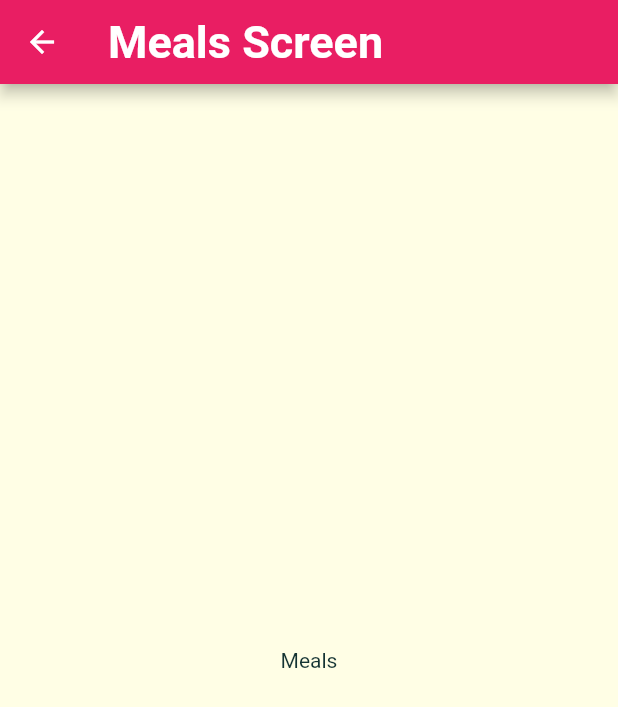
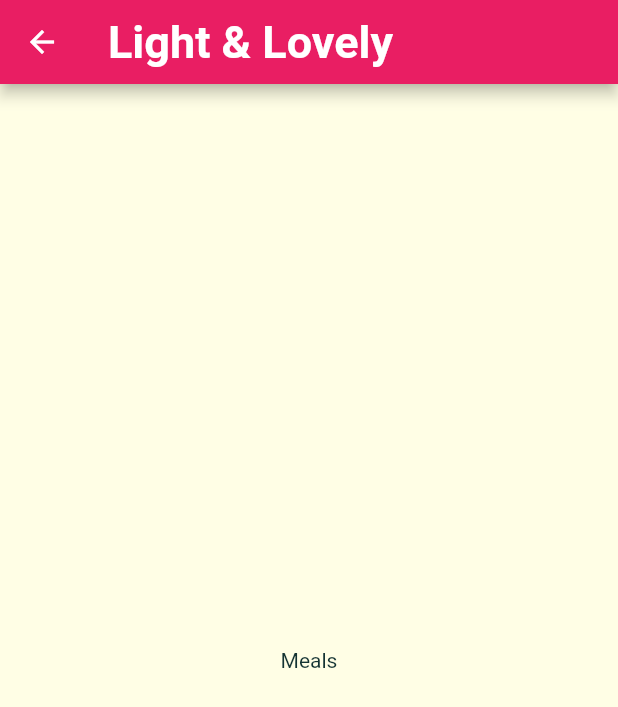
Before and after one commit to AmanPant777/meals_app, a Flutter app: the screen it shows after launch, after a tap on "Light & Lovely", on a phone screen of 412 x 824 dp. Shown: the top 707 px of the screen. Run offline on Flutter 3.47's test engine with Material 2 defaults, Android fonts, the phone set to English and light mode, and no system bars.

```diff
--- a/lib/categories_screen.dart
+++ b/lib/categories_screen.dart
@@ -8,7 +8,7 @@ class CategorieScreen extends StatelessWidget {
     return Scaffold(
       appBar: AppBar(title: Text('Meals App'),),
       body: GridView(
-        children: DUMMY_CATEGORIES.map((item) =>CategoryItems(item.title, item.color) ).toList(),
+        children: DUMMY_CATEGORIES.map((item) =>CategoryItems(item.id,item.title, item.color) ).toList(),
         gridDelegate: SliverGridDelegateWithMaxCrossAxisExtent(
             maxCrossAxisExtent: 200,
             childAspectRatio: 2/3,
--- a/lib/category_item.dart
+++ b/lib/category_item.dart
@@ -2,15 +2,16 @@ import 'package:flutter/material.dart';
 import 'package:meals_app/category_meals_screen.dart';
 
 class CategoryItems extends StatelessWidget {
+  final String id;
   final String title;
   final Color color;
 
-  void selectedCategory(context) {
-    Navigator.of(context)
-        .push(MaterialPageRoute(builder: (_) => CategoryMealsScreen()));
+  void selectedCategory(BuildContext ctx) {
+    Navigator.of(ctx)
+        .pushNamed('/category-meals',arguments: {'id':id,'title':title});
   }
 
-  CategoryItems(this.title, this.color);
+  CategoryItems(this.id,this.title, this.color);
   @override
   Widget build(BuildContext context) {
     return InkWell(
--- a/lib/category_meals_screen.dart
+++ b/lib/category_meals_screen.dart
@@ -1,11 +1,18 @@
 import 'package:flutter/material.dart';
 
 class CategoryMealsScreen extends StatelessWidget {
-  @override
   Widget build(BuildContext context) {
+    // add a null check if it can be null ! ! !
+    final routeArgs =
+        ModalRoute.of(context)!.settings.arguments as Map<String, String>;
+    final categoryId = routeArgs['id'];
+    final categoryTitle = routeArgs['title'] as String;
     return Scaffold(
-      appBar: AppBar(title: Text('Meals Screen'),),
-      body:Center(child: Text('Meals'),)
-    );
+        appBar: AppBar(
+          title: Text(categoryTitle),
+        ),
+        body: Center(
+          child: Text('Meals'),
+        ));
   }
 }
--- a/lib/main.dart
+++ b/lib/main.dart
@@ -1,5 +1,6 @@
 import 'package:flutter/material.dart';
 import 'package:meals_app/categories_screen.dart';
+import 'package:meals_app/category_meals_screen.dart';
 void main() {
   runApp(MyApp());
 }
@@ -27,6 +28,9 @@ class MyApp extends StatelessWidget {
         )
       ),
       home: CategorieScreen(),
+      routes: {
+        '/category-meals':(ctx)=>CategoryMealsScreen()
+      },
     );
   }
 }
```
